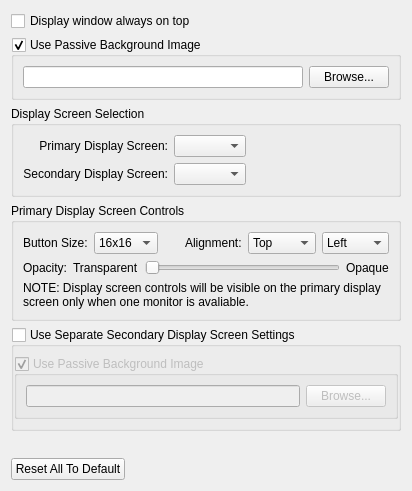
This is src/generalsettingwidget.ui in SoftProjector/src as Qt 5 draws it before an edit. The edited form follows.
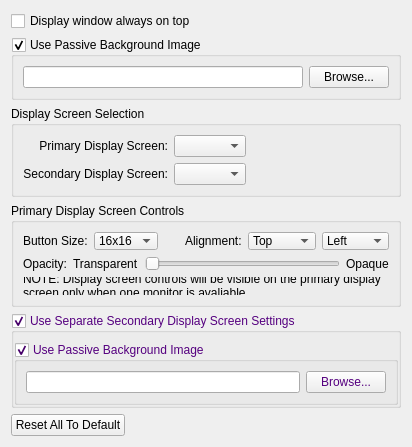
This is the edited form.

```diff
--- a/src/generalsettingwidget.ui
+++ b/src/generalsettingwidget.ui
@@ -7,7 +7,7 @@
     <x>0</x>
     <y>0</y>
     <width>412</width>
-    <height>491</height>
+    <height>440</height>
    </rect>
   </property>
   <property name="windowTitle">
@@ -290,6 +290,97 @@
    </item>
    <item>
     <widget class="QGroupBox" name="groupBoxDisp2Sets">
+     <property name="palette">
+      <palette>
+       <active>
+        <colorrole role="WindowText">
+         <brush brushstyle="SolidPattern">
+          <color alpha="255">
+           <red>85</red>
+           <green>0</green>
+           <blue>127</blue>
+          </color>
+         </brush>
+        </colorrole>
+        <colorrole role="Text">
+         <brush brushstyle="SolidPattern">
+          <color alpha="255">
+           <red>85</red>
+           <green>0</green>
+           <blue>127</blue>
+          </color>
+         </brush>
+        </colorrole>
+        <colorrole role="ButtonText">
+         <brush brushstyle="SolidPattern">
+          <color alpha="255">
+           <red>85</red>
+           <green>0</green>
+           <blue>127</blue>
+          </color>
+         </brush>
+        </colorrole>
+       </active>
+       <inactive>
+        <colorrole role="WindowText">
+         <brush brushstyle="SolidPattern">
+          <color alpha="255">
+           <red>85</red>
+           <green>0</green>
+           <blue>127</blue>
+          </color>
+         </brush>
+        </colorrole>
+        <colorrole role="Text">
+         <brush brushstyle="SolidPattern">
+          <color alpha="255">
+           <red>85</red>
+           <green>0</green>
+           <blue>127</blue>
+          </color>
+         </brush>
+        </colorrole>
+        <colorrole role="ButtonText">
+         <brush brushstyle="SolidPattern">
+          <color alpha="255">
+           <red>85</red>
+           <green>0</green>
+           <blue>127</blue>
+          </color>
+         </brush>
+        </colorrole>
+       </inactive>
+       <disabled>
+        <colorrole role="WindowText">
+         <brush brushstyle="SolidPattern">
+          <color alpha="255">
+           <red>120</red>
+           <green>120</green>
+           <blue>120</blue>
+          </color>
+         </brush>
+        </colorrole>
+        <colorrole role="Text">
+         <brush brushstyle="SolidPattern">
+          <color alpha="255">
+           <red>120</red>
+           <green>120</green>
+           <blue>120</blue>
+          </color>
+         </brush>
+        </colorrole>
+        <colorrole role="ButtonText">
+         <brush brushstyle="SolidPattern">
+          <color alpha="255">
+           <red>120</red>
+           <green>120</green>
+           <blue>120</blue>
+          </color>
+         </brush>
+        </colorrole>
+       </disabled>
+      </palette>
+     </property>
      <property name="title">
       <string>Use Separate Secondary Display Screen Settings</string>
      </property>
@@ -299,9 +390,6 @@
      <property name="checkable">
       <bool>true</bool>
      </property>
-     <property name="checked">
-      <bool>false</bool>
-     </property>
      <layout class="QVBoxLayout" name="verticalLayout">
       <property name="leftMargin">
        <number>0</number>
@@ -309,8 +397,48 @@
       <property name="rightMargin">
        <number>0</number>
       </property>
+      <property name="bottomMargin">
+       <number>0</number>
+      </property>
       <item>
        <widget class="QGroupBox" name="groupBoxBackground2">
+        <property name="palette">
+         <palette>
+          <active>
+           <colorrole role="WindowText">
+            <brush brushstyle="SolidPattern">
+             <color alpha="255">
+              <red>85</red>
+              <green>0</green>
+              <blue>127</blue>
+             </color>
+            </brush>
+           </colorrole>
+          </active>
+          <inactive>
+           <colorrole role="WindowText">
+            <brush brushstyle="SolidPattern">
+             <color alpha="255">
+              <red>85</red>
+              <green>0</green>
+              <blue>127</blue>
+             </color>
+            </brush>
+           </colorrole>
+          </inactive>
+          <disabled>
+           <colorrole role="WindowText">
+            <brush brushstyle="SolidPattern">
+             <color alpha="255">
+              <red>120</red>
+              <green>120</green>
+              <blue>120</blue>
+             </color>
+            </brush>
+           </colorrole>
+          </disabled>
+         </palette>
+        </property>
         <property name="title">
          <string>Use Passive Background Image</string>
         </property>
```
Left out of the diff: 4 changed lines with no effect on the pictures.
